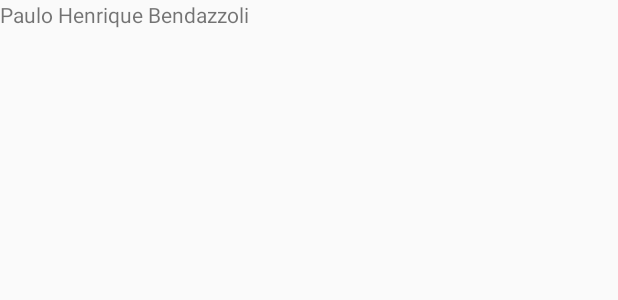
After one commit to Bendazzoli/CursoAndroid, an Android app: the layout activity_main.xml on its own in the app's theme, with its tools: preview values and no code run, on a phone screen of 412 x 824 dp. The commit adds this screen. Shown: the top 300 px of the screen. Run offline under Robolectric (Android 15) with nearby library versions, the phone set to English and light mode, and no system bars.

Commit message:
Aula 2.1 Criando o activity_main

```diff
--- a/AgendaDeAlunos/app/src/main/java/com/benda/agendadealunos/MainActivity.java
+++ b/AgendaDeAlunos/app/src/main/java/com/benda/agendadealunos/MainActivity.java
@@ -2,7 +2,6 @@
 
 import android.app.Activity;
 import android.os.Bundle;
-import android.widget.Toast;
 
 import androidx.annotation.Nullable;
 
@@ -11,6 +10,6 @@
     @Override
     protected void onCreate(@Nullable Bundle savedInstanceState) {
         super.onCreate(savedInstanceState);
-        Toast.makeText(this, "Primeira Mensagem!", Toast.LENGTH_SHORT).show();
+        setContentView(R.layout.activity_main);
     }
 }
--- /dev/null
+++ b/AgendaDeAlunos/app/src/main/res/layout/activity_main.xml
@@ -0,0 +1,12 @@
+<?xml version="1.0" encoding="utf-8"?>
+<LinearLayout xmlns:android="http://schemas.android.com/apk/res/android"
+    xmlns:tools="http://schemas.android.com/tools"
+    android:orientation="vertical" android:layout_width="match_parent"
+    android:layout_height="match_parent">
+
+    <TextView
+        android:id="@+id/textView"
+        android:layout_width="match_parent"
+        android:layout_height="wrap_content"
+        android:text="Paulo Henrique Bendazzoli" />
+</LinearLayout>
```
